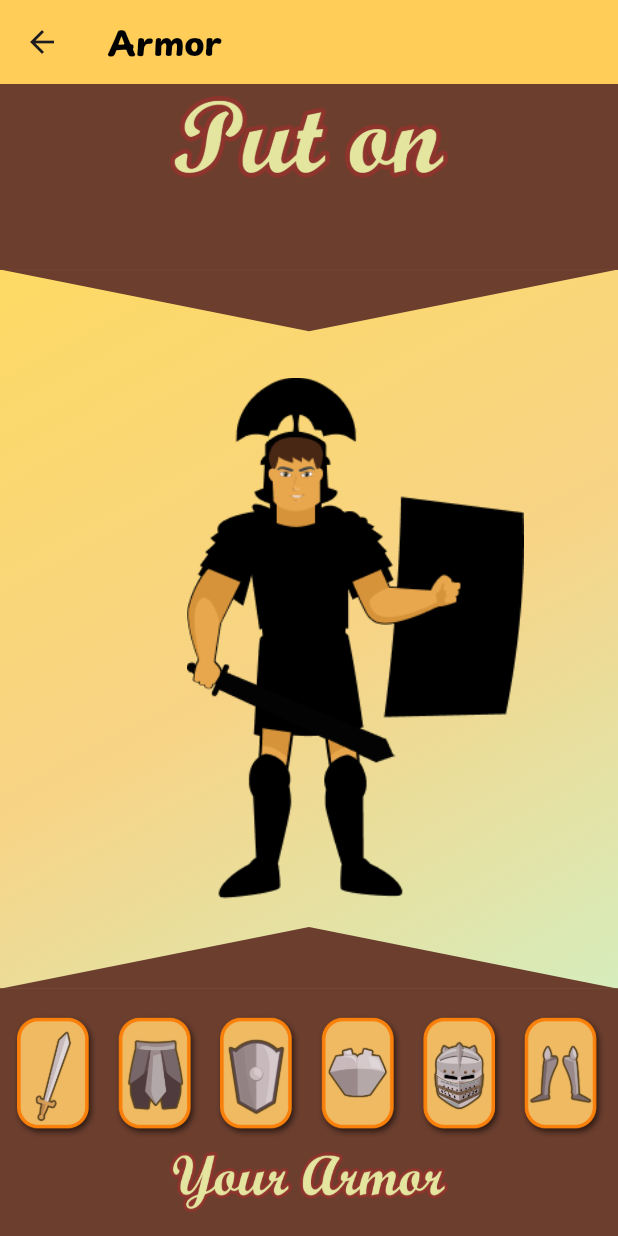
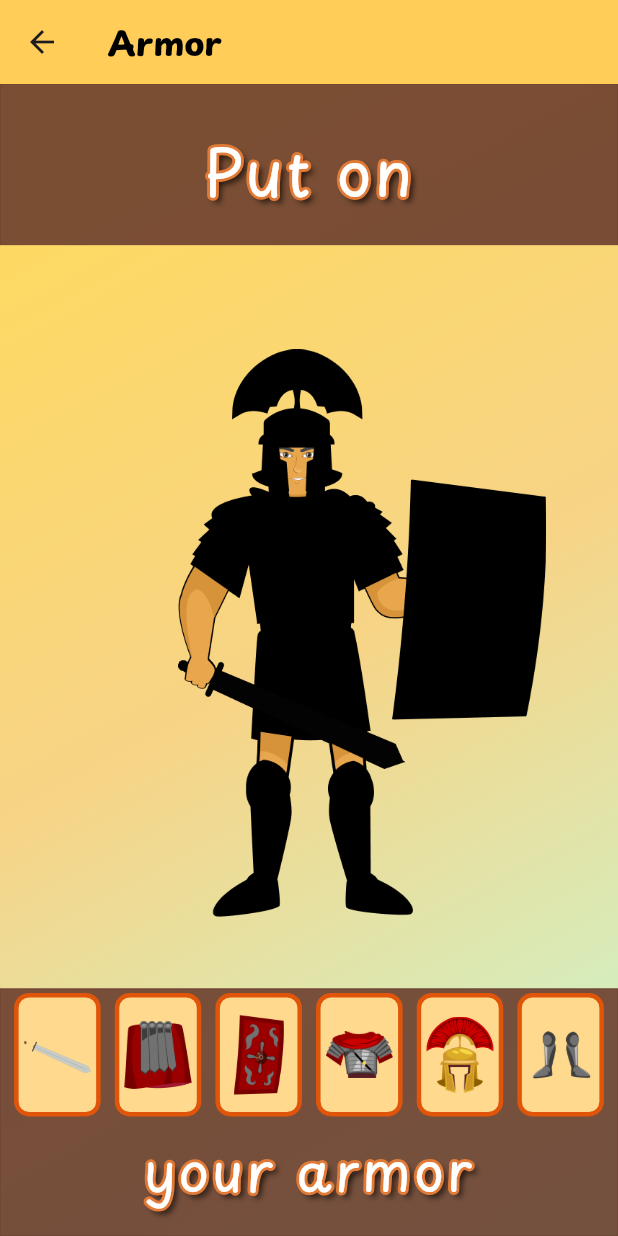
Before and after one commit to Jakebluhm/morning_mustard, a Flutter app: the ArmorPage screen opened by its route, on a phone screen of 412 x 824 dp. Run offline on Flutter 3.47's test engine with Material 3 defaults, Android fonts, the phone set to English and light mode, and no system bars; our stand-ins replace device_info_plus, flutter_hooks, flutter_layout_grid, flutter_riverpod, flutter_screenutil, freezed_annotation and 6 more; accounts and stored records are empty; generated files the repository leaves out were written again; project files that could hold a hidden picture were left out.

Commit message:
Tweaks to armor page

```diff
--- a/lib/constants/armor_button_data.dart
+++ b/lib/constants/armor_button_data.dart
@@ -15,33 +15,27 @@ class ButtonItem {
 
 List<ButtonItem> armorButtonItems = [
   ButtonItem(
-    imagePath:
-        'lib/assets/Soilder/armor with box/shord with box.imageset/shord with box.png',
+    imagePath: 'lib/assets/SoilderV3/Sword.png',
     label: 'sword',
   ),
   ButtonItem(
-    imagePath:
-        'lib/assets/Soilder/armor with box/west with box.imageset/west with box.png',
+    imagePath: 'lib/assets/SoilderV3/Waist.png',
     label: 'waist',
   ),
   ButtonItem(
-    imagePath:
-        'lib/assets/Soilder/armor with box/sheild with box.imageset/sheild with box.png',
+    imagePath: 'lib/assets/SoilderV3/Sheild.png',
     label: 'shield',
   ),
   ButtonItem(
-    imagePath:
-        'lib/assets/Soilder/armor with box/chest sheild with box.imageset/chest sheild with box.png',
+    imagePath: 'lib/assets/SoilderV3/Chest.png',
     label: 'chest',
   ),
   ButtonItem(
-    imagePath:
-        'lib/assets/Soilder/armor with box/Helmet with box.imageset/Helmet with box.png',
+    imagePath: 'lib/assets/SoilderV3/Helmet.png',
     label: 'helmet',
   ),
   ButtonItem(
-    imagePath:
-        'lib/assets/Soilder/armor with box/leg arms with box.imageset/leg arms with box.png',
+    imagePath: 'lib/assets/SoilderV3/Legs.png',
     label: 'legs',
   ),
   // Add other items here if needed
--- a/lib/pages/armor_page.dart
+++ b/lib/pages/armor_page.dart
@@ -72,40 +72,67 @@ class ArmorPage extends HookConsumerWidget {
           children: [
             Positioned(
               top: 0,
-              child: Transform.rotate(
-                angle: pi,
               child: Column(
                 children: [
-                    CustomPaint(
-                      size: Size(screenWidth, screenHeight * 0.05),
-                      painter: TrianglePainter(),
-                    ),
                   Center(
                     child: Container(
                       decoration: BoxDecoration(
-                          color: Color.fromRGBO(0x6b, 0x3e, 0x2e, 1),
+                        color: Color.fromRGBO(0x6b, 0x3e, 0x2e, 0.9),
                         border: Border.all(
-                            color: Color.fromRGBO(0x6b, 0x3e, 0x2e, 1),
+                          color: Color.fromRGBO(0x6b, 0x3e, 0x2e, 0.9),
                           width: 0,
                         ),
                       ),
                       width: screenWidth,
-                        height: screenHeight * 0.15,
+                      height: screenHeight * 0.13,
                     ),
                   ),
                 ],
               ),
             ),
-            ),
             Align(
               alignment: Alignment.topCenter,
               child: Padding(
-                padding: const EdgeInsets.all(8.0),
+                padding: EdgeInsets.only(top: 24.0.h),
                 child: Container(
                   width: screenWidth * 0.45,
-                  child: Image.asset(
-                    'lib/assets/Soilder/Put on.imageset/Put on .png',
-                    fit: BoxFit.contain,
+                  child: Stack(
+                    alignment: Alignment.center,
+                    children: <Widget>[
+                      // Outline text
+                      Text(
+                        "Put on",
+                        textAlign: TextAlign.center,
+                        style: TextStyle(
+                          fontFamily: 'PlaypenSans',
+                          letterSpacing: 2,
+                          fontSize: 42,
+                          foreground: Paint()
+                            ..style = PaintingStyle.stroke
+                            ..strokeWidth = 4
+                            ..color = Color.fromARGB(255, 224, 122, 54),
+                          shadows: [
+                            Shadow(
+                              offset: Offset(3.0, 3),
+                              blurRadius: 5.0,
+                              color: Colors.black.withOpacity(0.85),
+                            ),
+                          ],
+                        ),
+                      ),
+                      // Filled text
+                      const Text(
+                        "Put on",
+                        textAlign: TextAlign.center,
+                        style: TextStyle(
+                          fontFamily: 'PlaypenSans',
+                          letterSpacing: 2,
+                          fontSize: 42,
+                          color:
+                              Colors.white, // Change to your desired fill color
+                        ),
+                      ),
+                    ],
                   ),
                 ),
               ),
@@ -114,16 +141,12 @@ class ArmorPage extends HookConsumerWidget {
               bottom: 0,
               child: Column(
                 children: [
-                  CustomPaint(
-                    size: Size(screenWidth, screenHeight * 0.05),
-                    painter: TrianglePainter(),
-                  ),
                   Center(
                     child: Container(
                       decoration: BoxDecoration(
-                        color: Color.fromRGBO(0x6b, 0x3e, 0x2e, 1),
+                        color: Color.fromRGBO(0x6b, 0x3e, 0x2e, 0.9),
                         border: Border.all(
-                          color: Color.fromRGBO(0x6b, 0x3e, 0x2e, 1),
+                          color: Color.fromRGBO(0x6b, 0x3e, 0x2e, 0.9),
                           width: 0,
                         ),
                       ),
@@ -161,14 +184,32 @@ class ArmorPage extends HookConsumerWidget {
                               waistItem.value = !waistItem.value;
                             }
                           },
+                          child: Container(
+                            width:
+                                screenWidth * 0.14, // Adjust the size as needed
+                            height: screenHeight * 0.1, // Adjust the size as
+                            decoration: BoxDecoration(
+                                border: Border.all(
+                                    color: Color.fromRGBO(224, 85, 10, 1),
+                                    width: 3),
+                                color: Color.fromRGBO(255, 217, 141, 1),
+                                borderRadius: BorderRadius.circular(10)),
+                            child: buttonItem.hasMatchingLabel('shield')
+                                ? Padding(
+                                    padding:
+                                        EdgeInsets.symmetric(horizontal: 8.0.w),
                                     child: Image.asset(
                                       buttonItem.imagePath,
-                          width:
-                              screenWidth * 0.15, // Adjust the size as needed
-                          height:
-                              screenHeight * 0.1, // Adjust the size as needed
                                     ),
-                      );
+                                  )
+                                : Padding(
+                                    padding:
+                                        EdgeInsets.symmetric(horizontal: 3.0.w),
+                                    child: Image.asset(
+                                      buttonItem.imagePath,
+                                    ),
+                                  ),
+                          ));
                     }).toList(),
                   ),
                   Padding(
@@ -176,13 +217,47 @@ class ArmorPage extends HookConsumerWidget {
                       left: 8.0.w,
                       right: 8.0.w,
                       top: 8.0.h,
-                      bottom: 14.0.w,
+                      bottom: 16.0.h,
                     ),
                     child: Container(
-                      width: screenWidth * 0.45,
-                      child: Image.asset(
-                        'lib/assets/Soilder/Your Armor.imageset/Your Armor.png',
-                        fit: BoxFit.contain,
+                      width: screenWidth * 0.75,
+                      child: Stack(
+                        alignment: Alignment.center,
+                        children: <Widget>[
+                          // Outline text
+                          Text(
+                            "your armor",
+                            textAlign: TextAlign.center,
+                            style: TextStyle(
+                              fontFamily: 'PlaypenSans',
+                              letterSpacing: 2,
+                              fontSize: 36,
+                              foreground: Paint()
+                                ..style = PaintingStyle.stroke
+                                ..strokeWidth = 4
+                                ..color = Color.fromARGB(255, 224, 122, 54),
+                              shadows: [
+                                Shadow(
+                                  offset: Offset(3.0, 3),
+                                  blurRadius: 5.0,
+                                  color: Colors.black.withOpacity(0.85),
+                                ),
+                              ],
+                            ),
+                          ),
+                          // Filled text
+                          const Text(
+                            "your armor",
+                            textAlign: TextAlign.center,
+                            style: TextStyle(
+                              fontFamily: 'PlaypenSans',
+                              letterSpacing: 2,
+                              fontSize: 36,
+                              color: Colors
+                                  .white, // Change to your desired fill color
+                            ),
+                          ),
+                        ],
                       ),
                     ),
                   ),
@@ -211,7 +286,7 @@ class TrianglePainter extends CustomPainter {
   @override
   void paint(Canvas canvas, Size size) {
     var paint = Paint()
-      ..color = Color.fromRGBO(0x6b, 0x3e, 0x2e, 1)
+      ..color = Color.fromRGBO(0x6b, 0x3e, 0x2e, 0.9)
       ..style = PaintingStyle.fill;
 
     var path = Path();
--- a/lib/pages/heart_page.dart
+++ b/lib/pages/heart_page.dart
@@ -111,9 +111,9 @@ class HeartPage extends HookConsumerWidget {
                                 ..color = Color.fromARGB(255, 224, 122, 54),
                               shadows: [
                                 Shadow(
-                                  offset: Offset(0.0, -0.5),
-                                  blurRadius: 15.0,
-                                  color: Colors.black.withOpacity(0.95),
+                                  offset: Offset(3.0, 3),
+                                  blurRadius: 5.0,
+                                  color: Colors.black.withOpacity(0.85),
                                 ),
                               ],
                             ),
@@ -148,9 +148,9 @@ class HeartPage extends HookConsumerWidget {
                                 ..color = Color.fromARGB(255, 224, 122, 54),
                               shadows: [
                                 Shadow(
-                                  offset: Offset(0.0, -0.5),
-                                  blurRadius: 15.0,
-                                  color: Colors.black.withOpacity(0.95),
+                                  offset: Offset(3.0, 3),
+                                  blurRadius: 5.0,
+                                  color: Colors.black.withOpacity(0.85),
                                 ),
                               ],
                             ),
--- a/lib/widgets/armor_widget.dart
+++ b/lib/widgets/armor_widget.dart
@@ -31,12 +31,12 @@ class ArmorWidget extends HookConsumerWidget {
   Widget build(BuildContext context, WidgetRef ref) {
     double screenWidth = MediaQuery.of(context).size.width;
     double screenHeight = MediaQuery.of(context).size.height;
-    double imageWidth = screenHeight * 0.275; // Width of the soldier image
+    double imageWidth = screenHeight * 0.3; // Width of the soldier image
     double imageHeight = imageWidth * 1.539499;
     // 519 x 799
     return Center(
       child: Padding(
-        padding: EdgeInsets.only(left: 54.0.w, bottom: 24.0.w),
+        padding: EdgeInsets.only(left: 62.0.w, bottom: 28.0.h),
         child: Stack(
           alignment: Alignment.center,
           children: <Widget>[
@@ -188,7 +188,7 @@ class ArmorWidget extends HookConsumerWidget {
             // Helmet
             helmet
                 ? Transform.translate(
-                    offset: Offset(imageWidth * -0.171, imageHeight * -0.369),
+                    offset: Offset(imageWidth * -0.174, imageHeight * -0.37),
                     child: GestureDetector(
                       onTap: () {
                         print('Handle helmet tap');
@@ -196,7 +196,7 @@ class ArmorWidget extends HookConsumerWidget {
                             "I put on the helmet of salvation, which protects my mind and thoughts, reminding me, I am forgiven, set free, saved by the grace of Christ Jesus. Lord, protect my mind and remind me that nothing can separate me from Your love.");
                       },
                       child: Container(
-                        width: imageWidth * 0.355,
+                        width: imageWidth * 0.35,
                         child: Image.asset(
                           'lib/assets/SoilderV3/Helmet.png',
                           fit: BoxFit.contain,
```
Also changed, not shown: lib/assets/SoilderV3/v2-black-old.png (added), lib/assets/SoilderV3/v2-black.png, lib/assets/SoilderV3/v2-black1x.png (added), pubspec.lock. Lines whose indentation alone changed are shown as unchanged.
